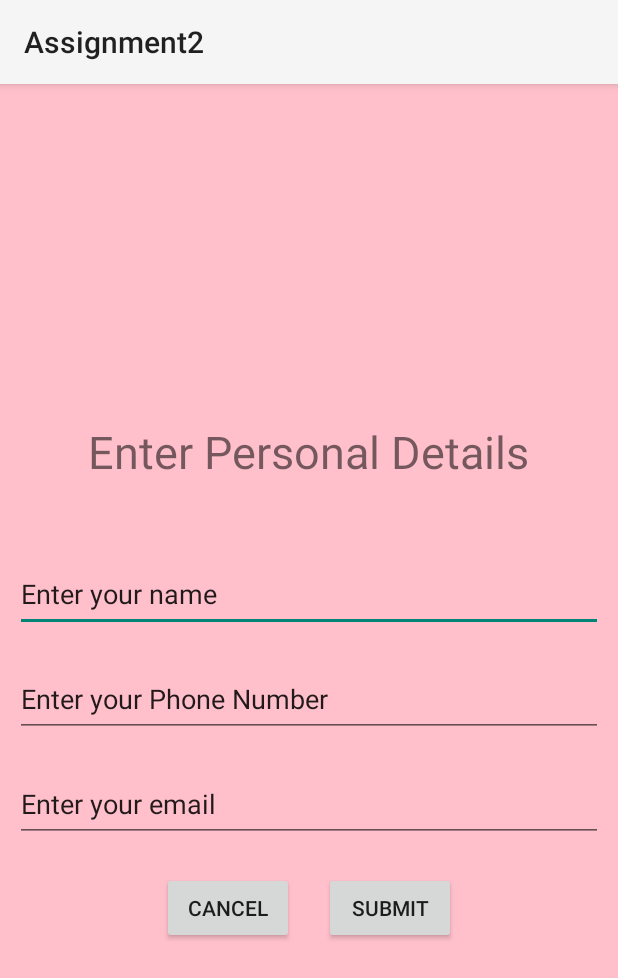
After one commit to zaidiali9/SMD-assignment-2, an Android app: the PersonalDetails screen opened directly, with no data from a screen before it, on a phone screen of 412 x 824 dp. The commit adds this screen. Shown: the top 978 px of the screen. Run offline under Robolectric (Android 15) with nearby library versions, the phone set to English and light mode, and no system bars.

Commit message:
Screen Made

```diff
--- /dev/null
+++ b/app/src/main/java/com/example/assignment2/PersonalDetails.java
@@ -0,0 +1,24 @@
+package com.example.assignment2;
+
+import android.os.Bundle;
+
+import androidx.activity.EdgeToEdge;
+import androidx.appcompat.app.AppCompatActivity;
+import androidx.core.graphics.Insets;
+import androidx.core.view.ViewCompat;
+import androidx.core.view.WindowInsetsCompat;
+
+public class PersonalDetails extends AppCompatActivity {
+
+    @Override
+    protected void onCreate(Bundle savedInstanceState) {
+        super.onCreate(savedInstanceState);
+        EdgeToEdge.enable(this);
+        setContentView(R.layout.activity_personal_details);
+        ViewCompat.setOnApplyWindowInsetsListener(findViewById(R.id.main), (v, insets) -> {
+            Insets systemBars = insets.getInsets(WindowInsetsCompat.Type.systemBars());
+            v.setPadding(systemBars.left, systemBars.top, systemBars.right, systemBars.bottom);
+            return insets;
+        });
+    }
+}
--- /dev/null
+++ b/app/src/main/res/layout/activity_personal_details.xml
@@ -0,0 +1,72 @@
+<?xml version="1.0" encoding="utf-8"?>
+<LinearLayout xmlns:android="http://schemas.android.com/apk/res/android"
+    xmlns:app="http://schemas.android.com/apk/res-auto"
+    xmlns:tools="http://schemas.android.com/tools"
+    android:id="@+id/main"
+    android:layout_width="match_parent"
+    android:layout_height="match_parent"
+    android:orientation="vertical"
+    android:gravity="center"
+    tools:context=".MainActivity"
+    android:background="@color/pink"
+    >
+
+    <TextView
+        android:layout_width="wrap_content"
+        android:layout_height="wrap_content"
+        android:backgroundTint="@color/white"
+        android:text="@string/enter_personal_details"
+        android:padding="10dp"
+        android:textSize="30sp"
+        android:layout_margin="30dp"
+        />
+
+    <EditText
+        android:layout_width="match_parent"
+        android:layout_height="50dp"
+        android:layout_marginHorizontal="20dp"
+        android:layout_margin="10dp"
+        android:text="@string/enter_your_name"
+        />
+    <EditText
+        android:layout_width="match_parent"
+        android:layout_height="50dp"
+        android:layout_marginHorizontal="20dp"
+        android:layout_margin="10dp"
+        android:text="@string/enter_your_phone_number"
+        />
+    <EditText
+        android:layout_width="match_parent"
+        android:layout_height="50dp"
+        android:layout_marginHorizontal="20dp"
+        android:layout_margin="10dp"
+        android:text="@string/enter_your_email"
+        />
+    <LinearLayout
+        style="?android:attr/buttonBarStyle"
+        android:layout_width="match_parent"
+        android:layout_height="wrap_content"
+        android:gravity="center"
+        >
+
+        <Button
+            android:id="@+id/cancel_button"
+            android:layout_width="wrap_content"
+            android:layout_height="wrap_content"
+            android:text="@string/cancel"
+            android:layout_margin="10dp"
+
+            />
+
+        <Button
+            android:id="@+id/submit_button"
+            android:layout_width="wrap_content"
+            android:layout_height="wrap_content"
+            android:text="@string/submit"
+            android:layout_margin="10dp"
+            />
+    </LinearLayout>
+
+
+
+</LinearLayout>
--- a/app/src/main/res/values/strings.xml
+++ b/app/src/main/res/values/strings.xml
@@ -7,4 +7,15 @@
     <string name="experience">Experience</string>
     <string name="certifications">Certifications</string>
     <string name="references">References</string>
+    <string name="enter_experience">Enter Experience</string>
+    <string name="enter_certifications">Enter Certifications</string>
+    <string name="enter_reference">Enter Reference</string>
+    <string name="enter_education">Enter Education</string>
+    <string name="enter_personal_details">Enter Personal Details</string>
+    <string name="enter_your_name">Enter your name</string>
+    <string name="enter_your_phone_number">Enter your Phone Number</string>
+    <string name="enter_your_email">Enter your email</string>
+    <string name="submit">Submit</string>
+    <string name="cancel">Cancel</string>
+    <string name="enter_your_summary">Enter your Summary</string>
 </resources>
```
Also changed, not shown: app/src/main/AndroidManifest.xml (+18 -0 lines), app/src/main/java/com/example/assignment2/Certification.java (added, +24 -0 lines), app/src/main/java/com/example/assignment2/Education.java (added, +24 -0 lines), app/src/main/java/com/example/assignment2/Experience.java (added, +24 -0 lines), app/src/main/java/com/example/assignment2/Home.java (+104 -0 lines), app/src/main/java/com/example/assignment2/Reference.java (added, +24 -0 lines), app/src/main/java/com/example/assignment2/Summary.java (added, +24 -0 lines), app/src/main/res/layout/activity_certification.xml (added, +57 -0 lines), app/src/main/res/layout/activity_education.xml (added, +56 -0 lines), app/src/main/res/layout/activity_experience.xml (added, +56 -0 lines), app/src/main/res/layout/activity_reference.xml (added, +56 -0 lines), app/src/main/res/layout/activity_summary.xml (added, +56 -0 lines).
